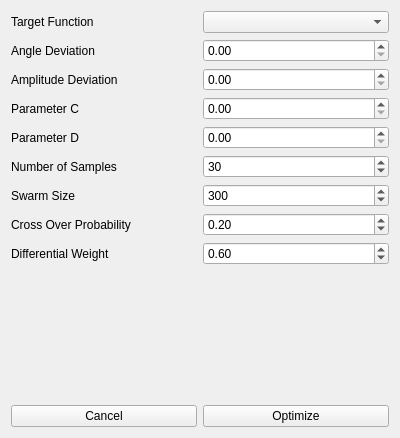
ralphtandetzky/decompose_imf, file gui_main_window.ui: the form before one commit.
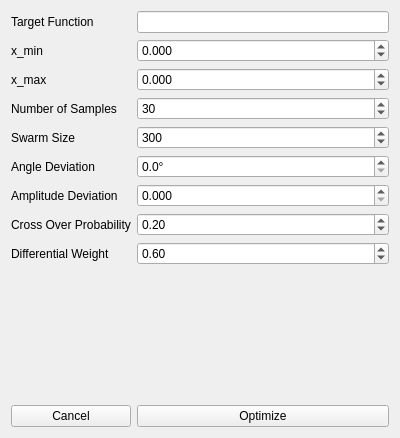
The form after the commit.

Commit message: Integrated formula parser into imf decomposition gui: arbitrary function can now be fitted.

The edit to the form file:
```diff
--- a/gui_main_window.ui
+++ b/gui_main_window.ui
@@ -13,66 +13,27 @@
   <property name="windowTitle">
    <string>Decompose IMF</string>
   </property>
-  <layout class="QGridLayout" name="gridLayout" columnstretch="1,1">
-   <item row="2" column="0">
-    <widget class="QLabel" name="label_7">
-     <property name="text">
-      <string>Amplitude Deviation</string>
+  <layout class="QGridLayout" name="gridLayout">
+   <item row="9" column="1">
+    <spacer name="verticalSpacer">
+     <property name="orientation">
+      <enum>Qt::Vertical</enum>
      </property>
      <property name="buddy">
       <cstring>bSpinBox</cstring>
      </property>
-    </widget>
+    </spacer>
    </item>
-   <item row="6" column="1">
-    <widget class="QSpinBox" name="swarmSizeSpinBox">
+   <item row="1" column="1">
+    <widget class="QDoubleSpinBox" name="xminSpinBox">
+     <property name="decimals">
+      <number>3</number>
+     </property>
      <property name="minimum">
-      <number>4</number>
+      <double>-1000.000000000000000</double>
      </property>
      <property name="maximum">
-      <number>10000</number>
-     </property>
-     <property name="value">
-      <number>300</number>
-     </property>
-    </widget>
-   </item>
-   <item row="3" column="1">
-    <widget class="QDoubleSpinBox" name="cSpinBox"/>
-   </item>
-   <item row="3" column="0">
-    <widget class="QLabel" name="label_8">
-     <property name="text">
-      <string>Parameter C</string>
-     </property>
-     <property name="buddy">
-      <cstring>cSpinBox</cstring>
-     </property>
-    </widget>
-   </item>
-   <item row="2" column="1">
-    <widget class="QDoubleSpinBox" name="bSpinBox"/>
-   </item>
-   <item row="4" column="0">
-    <widget class="QLabel" name="label_9">
-     <property name="text">
-      <string>Parameter D</string>
-     </property>
-     <property name="buddy">
-      <cstring>dSpinBox</cstring>
-     </property>
-    </widget>
-   </item>
-   <item row="4" column="1">
-    <widget class="QDoubleSpinBox" name="dSpinBox"/>
-   </item>
-   <item row="5" column="0">
-    <widget class="QLabel" name="label">
-     <property name="text">
-      <string>Number of Samples</string>
-     </property>
-     <property name="buddy">
-      <cstring>nSamplesSpinBox</cstring>
+      <double>1000.000000000000000</double>
      </property>
     </widget>
    </item>
@@ -87,35 +48,39 @@
     </widget>
    </item>
    <item row="0" column="1">
-    <widget class="QComboBox" name="targetFunctionComboBox"/>
+    <widget class="QLineEdit" name="functionLineEdit"/>
+   </item>
+   <item row="10" column="0" colspan="2">
+    <widget class="QLabel" name="graphDisplay"/>
    </item>
    <item row="1" column="0">
     <widget class="QLabel" name="label_6">
      <property name="text">
+      <string>x_min</string>
+     </property>
+     <property name="buddy">
+      <cstring>xminSpinBox</cstring>
+     </property>
+    </widget>
+   </item>
+   <item row="5" column="0">
+    <widget class="QLabel" name="label_8">
+     <property name="text">
       <string>Angle Deviation</string>
      </property>
+    </widget>
+   </item>
+   <item row="2" column="0">
+    <widget class="QLabel" name="label_7">
+     <property name="text">
+      <string>x_max</string>
+     </property>
      <property name="buddy">
       <cstring>aSpinBox</cstring>
      </property>
     </widget>
    </item>
-   <item row="1" column="1">
-    <widget class="QDoubleSpinBox" name="aSpinBox"/>
-   </item>
-   <item row="5" column="1">
-    <widget class="QSpinBox" name="nSamplesSpinBox">
-     <property name="minimum">
-      <number>1</number>
-     </property>
-     <property name="maximum">
-      <number>10000</number>
-     </property>
-     <property name="value">
-      <number>30</number>
-     </property>
-    </widget>
-   </item>
-   <item row="6" column="0">
+   <item row="4" column="0">
     <widget class="QLabel" name="label_2">
      <property name="text">
       <string>Swarm Size</string>
@@ -125,13 +90,10 @@
      </property>
     </widget>
    </item>
-   <item row="7" column="0">
-    <widget class="QLabel" name="label_3">
+   <item row="12" column="1">
+    <widget class="QPushButton" name="optimizePushButton">
      <property name="text">
-      <string>Cross Over Probability</string>
-     </property>
-     <property name="buddy">
-      <cstring>coSpinBox</cstring>
+      <string>Optimize</string>
      </property>
     </widget>
    </item>
@@ -145,23 +107,16 @@
      </property>
     </widget>
    </item>
-   <item row="7" column="1">
-    <widget class="QDoubleSpinBox" name="coSpinBox">
+   <item row="4" column="1">
+    <widget class="QSpinBox" name="swarmSizeSpinBox">
+     <property name="minimum">
+      <number>4</number>
+     </property>
      <property name="maximum">
-      <double>1.000000000000000</double>
-     </property>
-     <property name="singleStep">
-      <double>0.010000000000000</double>
+      <number>10000</number>
      </property>
      <property name="value">
-      <double>0.200000000000000</double>
-     </property>
-    </widget>
-   </item>
-   <item row="12" column="1">
-    <widget class="QPushButton" name="optimizePushButton">
-     <property name="text">
-      <string>Optimize</string>
+      <number>300</number>
      </property>
     </widget>
    </item>
@@ -172,6 +127,78 @@
      </property>
     </widget>
    </item>
+   <item row="11" column="1">
+    <spacer name="verticalSpacer_2">
+     <property name="orientation">
+      <enum>Qt::Vertical</enum>
+     </property>
+     <property name="sizeHint" stdset="0">
+      <size>
+       <width>20</width>
+       <height>40</height>
+      </size>
+     </property>
+    </spacer>
+   </item>
+   <item row="2" column="1">
+    <widget class="QDoubleSpinBox" name="xmaxSpinBox">
+     <property name="decimals">
+      <number>3</number>
+     </property>
+     <property name="minimum">
+      <double>-1000.000000000000000</double>
+     </property>
+     <property name="maximum">
+      <double>1000.000000000000000</double>
+     </property>
+    </widget>
+   </item>
+   <item row="7" column="0">
+    <widget class="QLabel" name="label_3">
+     <property name="text">
+      <string>Cross Over Probability</string>
+     </property>
+     <property name="buddy">
+      <cstring>coSpinBox</cstring>
+     </property>
+    </widget>
+   </item>
+   <item row="7" column="1">
+    <widget class="QDoubleSpinBox" name="coSpinBox">
+     <property name="maximum">
+      <double>1.000000000000000</double>
+     </property>
+     <property name="singleStep">
+      <double>0.010000000000000</double>
+     </property>
+     <property name="value">
+      <double>0.200000000000000</double>
+     </property>
+    </widget>
+   </item>
+   <item row="3" column="1">
+    <widget class="QSpinBox" name="nSamplesSpinBox">
+     <property name="minimum">
+      <number>1</number>
+     </property>
+     <property name="maximum">
+      <number>10000</number>
+     </property>
+     <property name="value">
+      <number>30</number>
+     </property>
+    </widget>
+   </item>
+   <item row="3" column="0">
+    <widget class="QLabel" name="label">
+     <property name="text">
+      <string>Number of Samples</string>
+     </property>
+     <property name="buddy">
+      <cstring>nSamplesSpinBox</cstring>
+     </property>
+    </widget>
+   </item>
    <item row="8" column="1">
     <widget class="QDoubleSpinBox" name="dwSpinBox">
      <property name="minimum">
@@ -188,34 +215,41 @@
      </property>
     </widget>
    </item>
-   <item row="9" column="1">
-    <spacer name="verticalSpacer">
-     <property name="orientation">
-      <enum>Qt::Vertical</enum>
+   <item row="6" column="0">
+    <widget class="QLabel" name="label_9">
+     <property name="text">
+      <string>Amplitude Deviation</string>
      </property>
-     <property name="sizeHint" stdset="0">
-      <size>
-       <width>20</width>
-       <height>40</height>
-      </size>
-     </property>
-    </spacer>
+    </widget>
    </item>
-   <item row="11" column="1">
-    <spacer name="verticalSpacer_2">
-     <property name="orientation">
-      <enum>Qt::Vertical</enum>
+   <item row="5" column="1">
+    <widget class="QDoubleSpinBox" name="angleDevSpinBox">
+     <property name="suffix">
+      <string>°</string>
      </property>
-     <property name="sizeHint" stdset="0">
-      <size>
-       <width>20</width>
-       <height>40</height>
-      </size>
+     <property name="decimals">
+      <number>1</number>
      </property>
-    </spacer>
+     <property name="maximum">
+      <double>180.000000000000000</double>
+     </property>
+     <property name="singleStep">
+      <double>1.000000000000000</double>
+     </property>
+    </widget>
    </item>
-   <item row="10" column="0" colspan="2">
-    <widget class="QLabel" name="graphDisplay"/>
+   <item row="6" column="1">
+    <widget class="QDoubleSpinBox" name="amplDevSpinBox">
+     <property name="decimals">
+      <number>3</number>
+     </property>
+     <property name="maximum">
+      <double>100.000000000000000</double>
+     </property>
+     <property name="singleStep">
+      <double>0.100000000000000</double>
+     </property>
+    </widget>
    </item>
   </layout>
  </widget>
```
Left out of the diff: 19 changed lines with no effect on the pictures. The commit also changes 2 other files.
